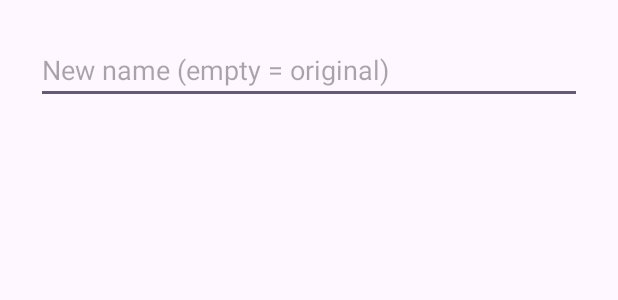
After one commit to fttmmz/NotPhone-, an Android app: the layout dialog_rename.xml on its own in the app's theme, with its tools: preview values and no code run, on a phone screen of 412 x 824 dp. The commit adds this screen. Shown: the top 300 px of the screen. Run offline under Robolectric (Android 15) with nearby library versions, the phone set to English and light mode, and no system bars.

Commit message:
add long press to change name.

```diff
--- a/app/src/main/java/com/example/notphone/ui/system/AppEntry.java
+++ b/app/src/main/java/com/example/notphone/ui/system/AppEntry.java
@@ -1,7 +1,7 @@
 package com.example.notphone.ui.system;
 
 public class AppEntry {
-    public final String label;
+    public  String label;
     public final int iconRes;
     public final Class<?> target;   // the screen to open, or null until it exists
 
--- /dev/null
+++ b/app/src/main/res/layout/dialog_rename.xml
@@ -0,0 +1,16 @@
+<?xml version="1.0" encoding="utf-8"?>
+<LinearLayout xmlns:android="http://schemas.android.com/apk/res/android"
+    android:layout_width="match_parent"
+    android:layout_height="wrap_content"
+    android:orientation="vertical"
+    android:padding="24dp">
+
+    <EditText
+        android:id="@+id/etRename"
+        android:layout_width="match_parent"
+        android:layout_height="wrap_content"
+        android:hint="@string/system_rename_hint"
+        android:inputType="text"
+        android:maxLength="12"
+        android:importantForAutofill="no" />
+</LinearLayout>
--- a/app/src/main/res/values/strings.xml
+++ b/app/src/main/res/values/strings.xml
@@ -33,4 +33,8 @@
         <item>%1$s?? WHO ARE YOU?? Just kidding. Hi!!</item>
     </string-array>
     <string name="system_dodge_hint">Nope. Try again.</string>
+    <string name="system_rename_title">Rename this app</string>
+    <string name="system_rename_hint">New name (empty = original)</string>
+    <string name="system_renamed">Renamed. The app did not consent.</string>
+    <string name="system_restored">Back to its boring original name.</string>
 </resources>
```
Also changed, not shown: app/src/main/java/com/example/notphone/ui/system/HomeActivity.java (+48 -1 lines).
